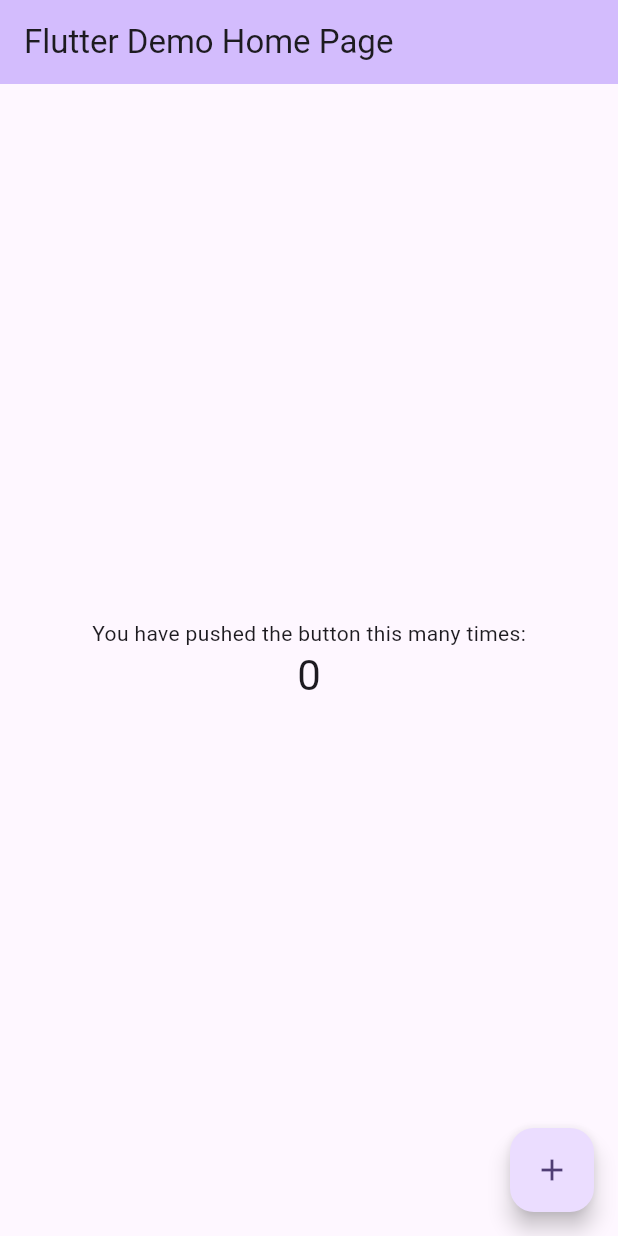
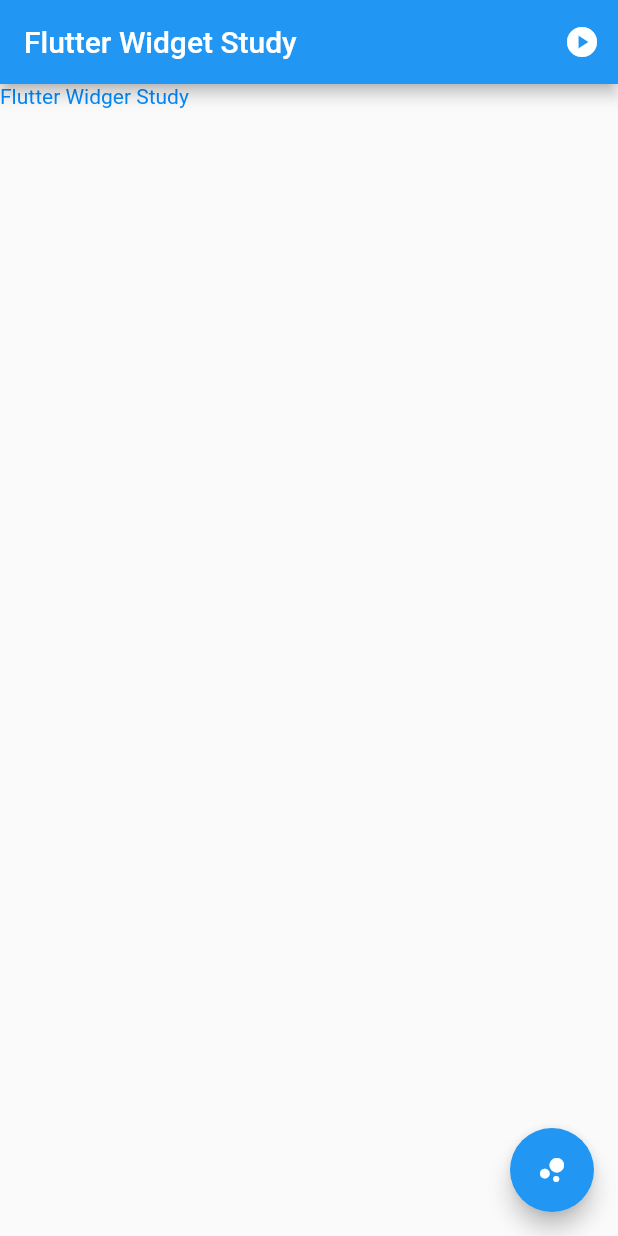
Before and after one commit to JangWoojun/Flutter_widget_study, a Flutter app: the screen it shows after launch, on a phone screen of 412 x 824 dp. Run offline on Flutter 3.47's test engine with Material 2 defaults, Android fonts, the phone set to English and light mode, and no system bars.

Commit message:
feat: FloatingActionButton, AppBar, IconButton, Icon, SafeArea, TextStyle, Color, MaterialApp, Text 학습

```diff
--- a/lib/main.dart
+++ b/lib/main.dart
@@ -1,125 +1,41 @@
 import 'package:flutter/material.dart';
 
 void main() {
-  runApp(const MyApp());
+  runApp(MaterialApp(
+    home: Scaffold(
+      appBar: AppBar(
+        title: Text("Flutter Widget Study"),
+        centerTitle: false,
+        actions: [
+          IconButton(
+            icon: Icon(Icons.play_circle),
+            onPressed: () {
+              print("flutter app bar");
+            },
+          )
+        ],
+      ),
+      body: FlutterWidgetStudy(),
+      floatingActionButton: FloatingActionButton(
+        child: Icon(Icons.bubble_chart),
+        onPressed: () {
+          print("flutter fab");
+        },
+      ),
+    ),
+  ));
 }
 
-class MyApp extends StatelessWidget {
-  const MyApp({super.key});
+class FlutterWidgetStudy extends StatelessWidget {
+  const FlutterWidgetStudy({super.key});
 
-  // This widget is the root of your application.
   @override
   Widget build(BuildContext context) {
-    return MaterialApp(
-      title: 'Flutter Demo',
-      theme: ThemeData(
-        // This is the theme of your application.
-        //
-        // TRY THIS: Try running your application with "flutter run". You'll see
-        // the application has a blue toolbar. Then, without quitting the app,
-        // try changing the seedColor in the colorScheme below to Colors.green
-        // and then invoke "hot reload" (save your changes or press the "hot
-        // reload" button in a Flutter-supported IDE, or press "r" if you used
-        // the command line to start the app).
-        //
-        // Notice that the counter didn't reset back to zero; the application
-        // state is not lost during the reload. To reset the state, use hot
-        // restart instead.
-        //
-        // This works for code too, not just values: Most code changes can be
-        // tested with just a hot reload.
-        colorScheme: ColorScheme.fromSeed(seedColor: Colors.deepPurple),
-        useMaterial3: true,
+    return SafeArea(
+      child: Text(
+        "Flutter Widger Study",
+        style: TextStyle(color: Color(0xFF008BFF)),
       ),
-      home: const MyHomePage(title: 'Flutter Demo Home Page'),
     );
   }
 }
-
-class MyHomePage extends StatefulWidget {
-  const MyHomePage({super.key, required this.title});
-
-  // This widget is the home page of your application. It is stateful, meaning
-  // that it has a State object (defined below) that contains fields that affect
-  // how it looks.
-
-  // This class is the configuration for the state. It holds the values (in this
-  // case the title) provided by the parent (in this case the App widget) and
-  // used by the build method of the State. Fields in a Widget subclass are
-  // always marked "final".
-
-  final String title;
-
-  @override
-  State<MyHomePage> createState() => _MyHomePageState();
-}
-
-class _MyHomePageState extends State<MyHomePage> {
-  int _counter = 0;
-
-  void _incrementCounter() {
-    setState(() {
-      // This call to setState tells the Flutter framework that something has
-      // changed in this State, which causes it to rerun the build method below
-      // so that the display can reflect the updated values. If we changed
-      // _counter without calling setState(), then the build method would not be
-      // called again, and so nothing would appear to happen.
-      _counter++;
-    });
-  }
-
-  @override
-  Widget build(BuildContext context) {
-    // This method is rerun every time setState is called, for instance as done
-    // by the _incrementCounter method above.
-    //
-    // The Flutter framework has been optimized to make rerunning build methods
-    // fast, so that you can just rebuild anything that needs updating rather
-    // than having to individually change instances of widgets.
-    return Scaffold(
-      appBar: AppBar(
-        // TRY THIS: Try changing the color here to a specific color (to
-        // Colors.amber, perhaps?) and trigger a hot reload to see the AppBar
-        // change color while the other colors stay the same.
-        backgroundColor: Theme.of(context).colorScheme.inversePrimary,
-        // Here we take the value from the MyHomePage object that was created by
-        // the App.build method, and use it to set our appbar title.
-        title: Text(widget.title),
-      ),
-      body: Center(
-        // Center is a layout widget. It takes a single child and positions it
-        // in the middle of the parent.
-        child: Column(
-          // Column is also a layout widget. It takes a list of children and
-          // arranges them vertically. By default, it sizes itself to fit its
-          // children horizontally, and tries to be as tall as its parent.
-          //
-          // Column has various properties to control how it sizes itself and
-          // how it positions its children. Here we use mainAxisAlignment to
-          // center the children vertically; the main axis here is the vertical
-          // axis because Columns are vertical (the cross axis would be
-          // horizontal).
-          //
-          // TRY THIS: Invoke "debug painting" (choose the "Toggle Debug Paint"
-          // action in the IDE, or press "p" in the console), to see the
-          // wireframe for each widget.
-          mainAxisAlignment: MainAxisAlignment.center,
-          children: <Widget>[
-            const Text(
-              'You have pushed the button this many times:',
-            ),
-            Text(
-              '$_counter',
-              style: Theme.of(context).textTheme.headlineMedium,
-            ),
-          ],
-        ),
-      ),
-      floatingActionButton: FloatingActionButton(
-        onPressed: _incrementCounter,
-        tooltip: 'Increment',
-        child: const Icon(Icons.add),
-      ), // This trailing comma makes auto-formatting nicer for build methods.
-    );
-  }
-}
```
Also changed, not shown: 1 other file.
